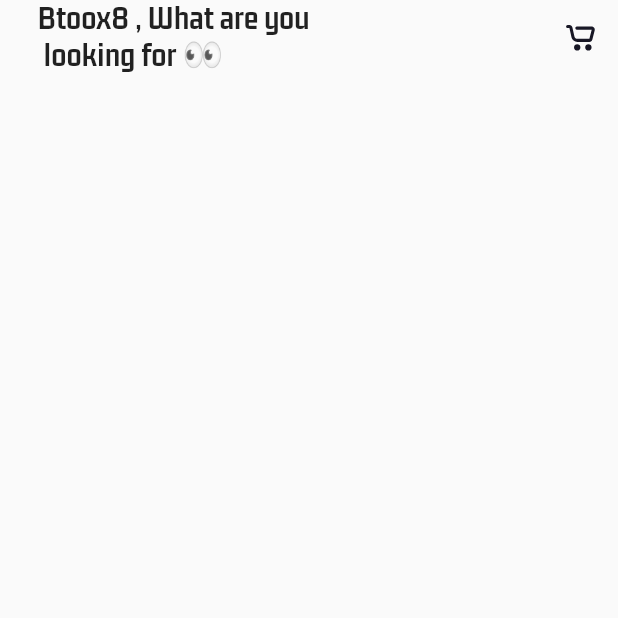
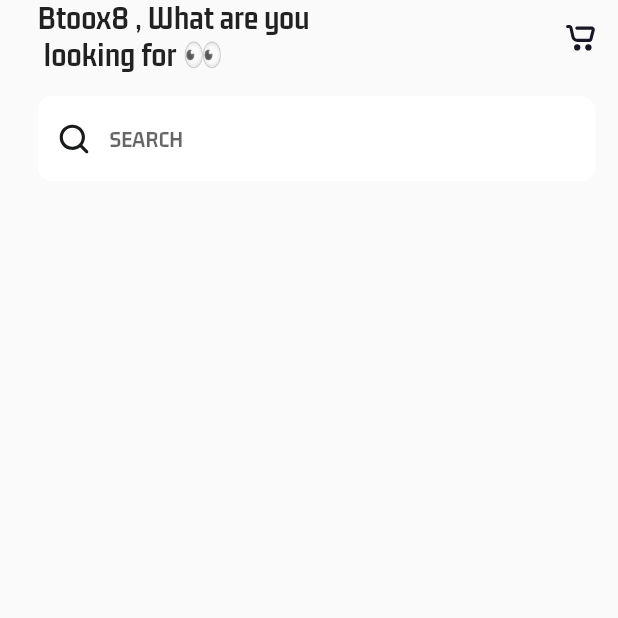
Before and after one commit to MohamedAhmedSD/multi_vendor, a Flutter app: the screen it shows after launch, on a phone screen of 412 x 824 dp, the top half of it. Run offline on Flutter 3.47's test engine with Material 2 defaults, Android fonts, the phone set to English and light mode, and no system bars; our stand-ins replace flutter_svg.

Commit message:
search input

```diff
--- a/lib/core/constants.dart
+++ b/lib/core/constants.dart
@@ -18,9 +18,12 @@ class AppText {
   static const String favorite_text = "FAVORITE";
   static const String search_text = "SEARCH";
   static const String shop_Text = "STORE";
+  // searchInput
+  static const String searchInput_text = "Search for Products";
 }
 
 class AppColors {
   static Color selectedItemColor = Colors.black;
   static Color unSelectedItemColor = Colors.yellow.shade900;
+  static Color searchInputColor = Colors.white;
 }
--- a/lib/views/buyers/nav_screens/home_screen.dart
+++ b/lib/views/buyers/nav_screens/home_screen.dart
@@ -1,26 +1,28 @@
 import 'package:flutter/material.dart';
 import 'package:flutter_svg/svg.dart';
+import 'package:multi_vendor/views/widgets/search_input.dart';
 
 import '../../../core/constants.dart';
 
 //? text + cart
 //* we need cart items on vertical plane, so wrap row under column
+//! and making padding for column not row
 class HomeScreen extends StatelessWidget {
   const HomeScreen({super.key});
 
   @override
   Widget build(BuildContext context) {
     return Scaffold(
-      body: Column(
-        children: [
-          Padding(
+      body: Padding(
         //! how we use MQ to make responsive padding
         padding: EdgeInsets.only(
+            //? top: MediaQuery.of(context).padding.top,
             top: MediaQuery.of(context).padding.top,
             left: 25,
-              right: 15,
-            ),
-            child: Row(
+            right: 15),
+        child: Column(
+          children: [
+            Row(
               mainAxisAlignment: MainAxisAlignment.spaceBetween,
               children: [
                 //! add emojii, copy and paste
@@ -35,11 +37,16 @@ class HomeScreen extends StatelessWidget {
                 SvgPicture.asset(
                   AppImages.cart,
                   width: 20,
-                )
+                ),
               ],
             ),
+            SizedBox(
+              height: 14,
             ),
+            //! add Search bar
+            SearchInputWidget(),
           ],
+        ),
       ),
     );
   }
--- /dev/null
+++ b/lib/views/widgets/search_input.dart
@@ -0,0 +1,30 @@
+import 'package:flutter/material.dart';
+import 'package:flutter_svg/svg.dart';
+import 'package:multi_vendor/core/constants.dart';
+
+class SearchInputWidget extends StatelessWidget {
+  const SearchInputWidget({super.key});
+
+  @override
+  Widget build(BuildContext context) {
+    return ClipRRect(
+      borderRadius: BorderRadius.circular(10),
+      child: TextField(
+        decoration: InputDecoration(
+          fillColor: AppColors.searchInputColor,
+          filled: true,
+          hintText: AppText.search_text,
+          border: OutlineInputBorder(borderSide: BorderSide.none),
+          //! add search icon, with padding
+          prefixIcon: Padding(
+            padding: const EdgeInsets.all(14.0),
+            child: SvgPicture.asset(
+              AppImages.search,
+              width: 10,
+            ),
+          ),
+        ),
+      ),
+    );
+  }
+}
```
Lines whose indentation alone changed are shown as unchanged.
